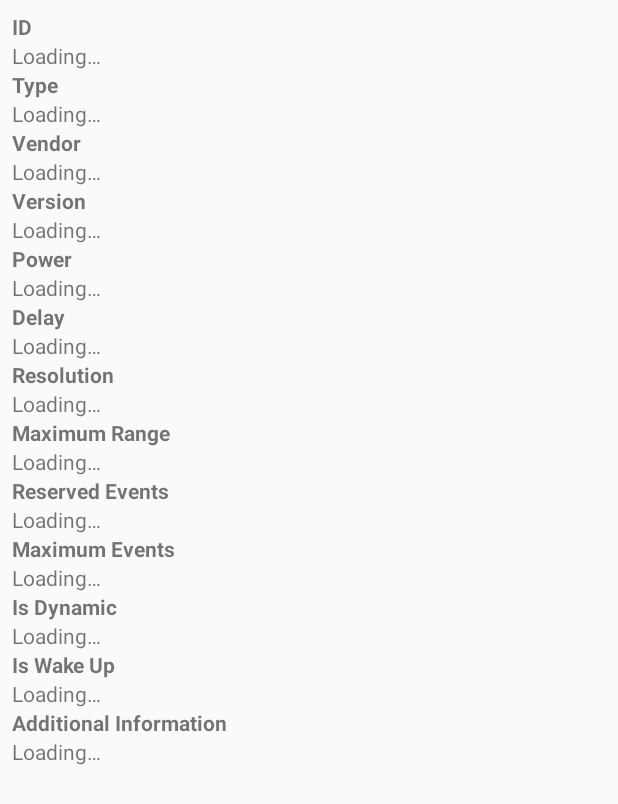
After one commit to tamalnath/Explore, an Android app: the layout sensor_details.xml on its own in the app's theme, with its tools: preview values and no code run, on a phone screen of 412 x 824 dp. The commit adds this screen. Shown: the top 804 px of the screen. Run offline under Robolectric (Android 15) with nearby library versions, the phone set to English and light mode, and no system bars.

Commit message:
Added Sensors

```diff
--- a/app/src/main/java/com/tamalnath/explore/FontsFragment.java
+++ b/app/src/main/java/com/tamalnath/explore/FontsFragment.java
@@ -32,7 +32,7 @@ public class FontsFragment extends AbstractFragment implements CompoundButton.On
 
     @Override
     public View onCreateView(@NonNull LayoutInflater inflater, ViewGroup container, Bundle savedInstanceState) {
-        ConstraintLayout layout = (ConstraintLayout) inflater.inflate(R.layout.card_font_filter, container, false);
+        ConstraintLayout layout = (ConstraintLayout) inflater.inflate(R.layout.fragment_fonts, container, false);
         bold = layout.findViewById(R.id.bold);
         italic = layout.findViewById(R.id.italic);
         size = layout.findViewById(R.id.size);
--- a/app/src/main/java/com/tamalnath/explore/LocationFragment.java
+++ b/app/src/main/java/com/tamalnath/explore/LocationFragment.java
@@ -17,7 +17,6 @@ import java.util.Date;
 import java.util.List;
 import java.util.Map;
 
-import androidx.core.app.ActivityCompat;
 import androidx.fragment.app.FragmentActivity;
 
 public class LocationFragment extends AbstractFragment {
@@ -32,8 +31,8 @@ public class LocationFragment extends AbstractFragment {
         if (activity == null) {
             return;
         }
-        boolean coarse = ActivityCompat.checkSelfPermission(activity, Manifest.permission.ACCESS_COARSE_LOCATION) == PackageManager.PERMISSION_GRANTED;
-        boolean fine = ActivityCompat.checkSelfPermission(activity, Manifest.permission.ACCESS_FINE_LOCATION) == PackageManager.PERMISSION_GRANTED;
+        boolean coarse = activity.checkSelfPermission(Manifest.permission.ACCESS_COARSE_LOCATION) == PackageManager.PERMISSION_GRANTED;
+        boolean fine = activity.checkSelfPermission(Manifest.permission.ACCESS_FINE_LOCATION) == PackageManager.PERMISSION_GRANTED;
         if (!(coarse && fine)) {
             return;
         }
--- a/app/src/main/java/com/tamalnath/explore/MainActivity.java
+++ b/app/src/main/java/com/tamalnath/explore/MainActivity.java
@@ -67,7 +67,8 @@ public class MainActivity extends AppCompatActivity {
                 new TextAppearanceFragment(),
                 new LocationFragment(),
                 new NetworkFragment(),
-                new TelephonyFragment()
+                new TelephonyFragment(),
+                new SensorsFragment()
         };
 
         SectionsPagerAdapter(FragmentManager supportFragmentManager) {
--- a/app/src/main/java/com/tamalnath/explore/NetworkFragment.java
+++ b/app/src/main/java/com/tamalnath/explore/NetworkFragment.java
@@ -21,7 +21,8 @@ public class NetworkFragment extends AbstractFragment {
         }
         ConnectivityManager connectivityManager = (ConnectivityManager) context.getSystemService(Context.CONNECTIVITY_SERVICE);
         adapter.addHeader("Connectivity Manager");
-        adapter.addMap(Utils.findProperties(connectivityManager));
+        adapter.addKeyValue("Active Network Metered", connectivityManager.isActiveNetworkMetered());
+        adapter.addKeyValue("Default Network Active", connectivityManager.isDefaultNetworkActive());
         ProxyInfo proxyInfo = connectivityManager.getDefaultProxy();
         if (proxyInfo != null) {
             adapter.addHeader("Proxy");
--- a/app/src/main/res/layout/card_font_filter.xml
+++ b/app/src/main/res/layout/fragment_fonts.xml
@@ -2,7 +2,6 @@
 <androidx.constraintlayout.widget.ConstraintLayout
     xmlns:android="http://schemas.android.com/apk/res/android"
     xmlns:app="http://schemas.android.com/apk/res-auto"
-    xmlns:tools="http://schemas.android.com/tools"
     android:layout_width="match_parent"
     android:layout_height="match_parent">
 
--- /dev/null
+++ b/app/src/main/res/layout/sensor_details.xml
@@ -0,0 +1,178 @@
+<?xml version="1.0" encoding="utf-8"?>
+<LinearLayout
+    xmlns:android="http://schemas.android.com/apk/res/android"
+    android:orientation="vertical"
+    android:layout_width="match_parent"
+    android:layout_height="match_parent"
+    android:padding="@dimen/default_margin">
+
+    <TextView
+        android:text="@string/sensor_id"
+        android:layout_width="match_parent"
+        android:layout_height="wrap_content"
+        android:id="@+id/sensor_id_label"
+        android:textStyle="normal|bold" />
+
+    <TextView
+        android:text="@string/loading"
+        android:layout_width="match_parent"
+        android:layout_height="wrap_content"
+        android:id="@+id/sensor_id" />
+
+    <TextView
+        android:text="@string/sensor_type"
+        android:layout_width="match_parent"
+        android:layout_height="wrap_content"
+        android:id="@+id/sensor_type_label"
+        android:textStyle="normal|bold" />
+
+    <TextView
+        android:text="@string/loading"
+        android:layout_width="match_parent"
+        android:layout_height="wrap_content"
+        android:id="@+id/sensor_type" />
+
+    <TextView
+        android:text="@string/sensor_vendor"
+        android:layout_width="match_parent"
+        android:layout_height="wrap_content"
+        android:id="@+id/sensor_vendor_label"
+        android:textStyle="normal|bold" />
+
+    <TextView
+        android:text="@string/loading"
+        android:layout_width="match_parent"
+        android:layout_height="wrap_content"
+        android:id="@+id/sensor_vendor" />
+
+    <TextView
+        android:text="@string/sensor_version"
+        android:layout_width="match_parent"
+        android:layout_height="wrap_content"
+        android:id="@+id/sensor_version_label"
+        android:textStyle="normal|bold" />
+
+    <TextView
+        android:text="@string/loading"
+        android:layout_width="match_parent"
+        android:layout_height="wrap_content"
+        android:id="@+id/sensor_version" />
+
+    <TextView
+        android:text="@string/sensor_power"
+        android:layout_width="match_parent"
+        android:layout_height="wrap_content"
+        android:id="@+id/sensor_power_label"
+        android:textStyle="normal|bold" />
+
+    <TextView
+        android:text="@string/loading"
+        android:layout_width="match_parent"
+        android:layout_height="wrap_content"
+        android:id="@+id/sensor_power" />
+
+    <TextView
+        android:text="@string/sensor_delay"
+        android:layout_width="match_parent"
+        android:layout_height="wrap_content"
+        android:id="@+id/sensor_delay_label"
+        android:textStyle="normal|bold" />
+
+    <TextView
+        android:text="@string/loading"
+        android:layout_width="match_parent"
+        android:layout_height="wrap_content"
+        android:id="@+id/sensor_delay" />
+
+    <TextView
+        android:text="@string/sensor_resolution"
+        android:layout_width="match_parent"
+        android:layout_height="wrap_content"
+        android:id="@+id/sensor_resolution_label"
+        android:textStyle="normal|bold" />
+
+    <TextView
+        android:text="@string/loading"
+        android:layout_width="match_parent"
+        android:layout_height="wrap_content"
+        android:id="@+id/sensor_resolution" />
+
+    <TextView
+        android:text="@string/sensor_max_range"
+        android:layout_width="match_parent"
+        android:layout_height="wrap_content"
+        android:id="@+id/sensor_max_range_label"
+        android:textStyle="normal|bold" />
+
+    <TextView
+        android:text="@string/loading"
+        android:layout_width="match_parent"
+        android:layout_height="wrap_content"
+        android:id="@+id/sensor_max_range" />
+
+    <TextView
+        android:text="@string/sensor_reserved_event"
+        android:layout_width="match_parent"
+        android:layout_height="wrap_content"
+        android:id="@+id/sensor_reserved_event_label"
+        android:textStyle="normal|bold" />
+
+    <TextView
+        android:text="@string/loading"
+        android:layout_width="match_parent"
+        android:layout_height="wrap_content"
+        android:id="@+id/sensor_reserved_event" />
+
+    <TextView
+        android:text="@string/sensor_max_event"
+        android:layout_width="match_parent"
+        android:layout_height="wrap_content"
+        android:id="@+id/sensor_max_event_label"
+        android:textStyle="normal|bold" />
+
+    <TextView
+        android:text="@string/loading"
+        android:layout_width="match_parent"
+        android:layout_height="wrap_content"
+        android:id="@+id/sensor_max_event" />
+
+    <TextView
+        android:text="@string/sensor_dynamic"
+        android:layout_width="match_parent"
+        android:layout_height="wrap_content"
+        android:id="@+id/sensor_dynamic_label"
+        android:textStyle="normal|bold" />
+
+    <TextView
+        android:text="@string/loading"
+        android:layout_width="match_parent"
+        android:layout_height="wrap_content"
+        android:id="@+id/sensor_dynamic" />
+
+    <TextView
+        android:text="@string/sensor_wake_up"
+        android:layout_width="match_parent"
+        android:layout_height="wrap_content"
+        android:id="@+id/sensor_wake_up_label"
+        android:textStyle="normal|bold" />
+
+    <TextView
+        android:text="@string/loading"
+        android:layout_width="match_parent"
+        android:layout_height="wrap_content"
+        android:id="@+id/sensor_wake_up" />
+
+    <TextView
+        android:text="@string/sensor_additional_info"
+        android:layout_width="match_parent"
+        android:layout_height="wrap_content"
+        android:id="@+id/sensor_additional_info_label"
+        android:textStyle="normal|bold" />
+
+    <TextView
+        android:text="@string/loading"
+        android:layout_width="match_parent"
+        android:layout_height="wrap_content"
+        android:id="@+id/sensor_additional_info" />
+
+</LinearLayout>
--- a/app/src/main/res/layout/view_button.xml
+++ b/app/src/main/res/layout/view_button.xml
@@ -1,6 +1,6 @@
 <?xml version="1.0" encoding="utf-8"?>
 
-<Button android:text="@string/app_name"
+<Button android:text="@string/loading"
     android:layout_width="match_parent"
     android:layout_height="wrap_content"
     android:id="@+id/button"
--- a/app/src/main/res/layout/view_header.xml
+++ b/app/src/main/res/layout/view_header.xml
@@ -2,6 +2,6 @@
 <TextView xmlns:android="http://schemas.android.com/apk/res/android"
     android:layout_width="match_parent"
     android:layout_height="wrap_content"
-    android:text="@string/app_name"
+    android:text="@string/loading"
     android:textAlignment="center"
     android:textAppearance="@style/TextAppearance.AppCompat.Title" />
--- a/app/src/main/res/layout/view_key_value.xml
+++ b/app/src/main/res/layout/view_key_value.xml
@@ -9,7 +9,7 @@
         android:id="@+id/key"
         android:layout_width="wrap_content"
         android:layout_height="wrap_content"
-        android:text="@string/app_name"
+        android:text="@string/loading"
         android:textStyle="normal|bold"
         app:layout_constraintStart_toStartOf="parent"
         app:layout_constraintTop_toTopOf="parent" />
@@ -18,7 +18,7 @@
         android:id="@+id/value"
         android:layout_width="wrap_content"
         android:layout_height="wrap_content"
-        android:text="@string/app_name"
+        android:text="@string/loading"
         android:textAlignment="textEnd"
         app:layout_constrainedWidth="true"
         app:layout_constraintEnd_toEndOf="parent"
--- a/app/src/main/res/values/strings.xml
+++ b/app/src/main/res/values/strings.xml
@@ -3,12 +3,11 @@
     <string name="action_settings">Settings</string>
     <string name="permission_denied">Permission %1$s is denied.</string>
     <string name="unknown">Unknown</string>
+    <string name="loading">Loading&#8230;</string>
 
     <string name="font_bold">Bold</string>
     <string name="font_italic">Italic</string>
     <string name="font_sample">The quick brown fox jumps over the lazy dog.</string>
-
-    <string name="sensor_unit_deg">&#176;</string>
 
     <string name="telephony_cell_info">Cell Information</string>
     <string name="telephony_neighboring_cell_info">Neighboring Cells</string>
@@ -22,4 +21,39 @@
     <string name="telephony_pci">Physical Cell Id</string>
     <string name="telephony_tac">Tracking Area Code</string>
 
+    <string name="sensor_unit_ms2">m/s&#178;</string>
+    <string name="sensor_unit_ut">&#181;T</string>
+    <string name="sensor_unit_rad">rad/s</string>
+    <string name="sensor_unit_deg">&#176;</string>
+    <string name="sensor_unit_lx">lux</string>
+    <string name="sensor_unit_cm">cm</string>
+    <string name="sensor_unit_pascal">hPa</string>
+    <string name="sensor_unit_percent">%</string>
+    <string name="sensor_unit_centigrade">&#176;C</string>
+    <string name="sensor_unit_step">steps</string>
+    <string name="sensor_value_unit">%1$ .2f %2$s</string>
+    <string name="sensor_values_xyz_unit">x=%1$ .2f%4$s, y=%2$ .2f%4$s, z=%3$ .2f%4$s</string>
+    <string name="sensor_values_gyroscope_uncalibrated">Rotation: x=%1$ .2f, y=%2$ .2f, z=%3$ .2f rad/s\nDrift: x=%4$ .2f, y=%5$ .2f, z=%6$ .2f rad/s</string>
+    <string name="sensor_values_no_value">No value. Event triggered at: %1$tH:%1$tM:%1$tS</string>
+    <string name="sensor_value_near">near</string>
+    <string name="sensor_value_far">far</string>
+    <string name="sensor_id">ID</string>
+    <string name="sensor_type">Type</string>
+    <string name="sensor_vendor">Vendor</string>
+    <string name="sensor_version">Version</string>
+    <string name="sensor_power">Power</string>
+    <string name="sensor_power_unit">%1$f mA</string>
+    <string name="sensor_delay">Delay</string>
+    <string name="sensor_delay_unit">Min: %1$d ms, Max: %2$d ms</string>
+    <string name="sensor_resolution">Resolution</string>
+    <string name="sensor_resolution_unit">%1$f %2$s</string>
+    <string name="sensor_max_range">Maximum Range</string>
+    <string name="sensor_reserved_event">Reserved Events</string>
+    <string name="sensor_max_event">Maximum Events</string>
+    <string name="sensor_event_unit">%1$d/sec</string>
+    <string name="sensor_dynamic">Is Dynamic</string>
+    <string name="sensor_wake_up">Is Wake Up</string>
+    <string name="sensor_additional_info">Additional Information</string>
+
+
 </resources>
```
Also changed, not shown: app/src/main/java/com/tamalnath/explore/GeneralFragment.java (+13 -9 lines), app/src/main/java/com/tamalnath/explore/SensorsFragment.java (added, +271 -0 lines), app/src/main/res/layout/fragment_sensors.xml (added, +12 -0 lines).
